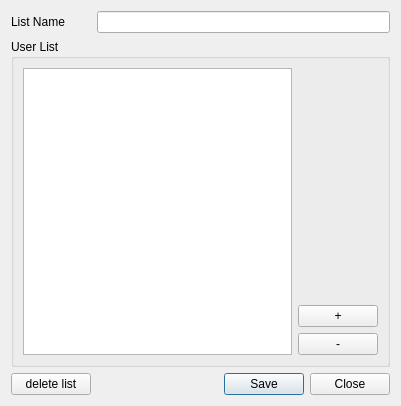
First picture: the form in qgiscloud/mapsettingsUI/user_list_manager.ui, repository HusseinKabbout/qgis-cloud-plugin, before the edit.
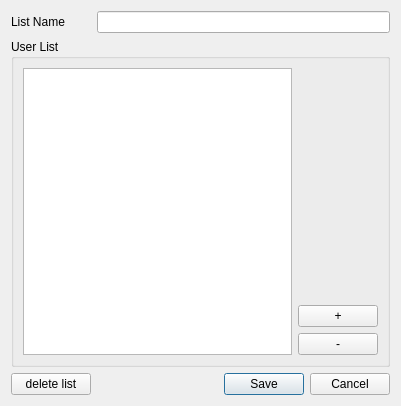
Second picture: the form after the edit.

```diff
--- a/qgiscloud/mapsettingsUI/user_list_manager.ui
+++ b/qgiscloud/mapsettingsUI/user_list_manager.ui
@@ -53,7 +53,7 @@
    <item row="2" column="1">
     <widget class="QDialogButtonBox" name="buttonBox">
      <property name="standardButtons">
-      <set>QDialogButtonBox::Close|QDialogButtonBox::Save</set>
+      <set>QDialogButtonBox::Cancel|QDialogButtonBox::Save</set>
      </property>
     </widget>
    </item>
```
